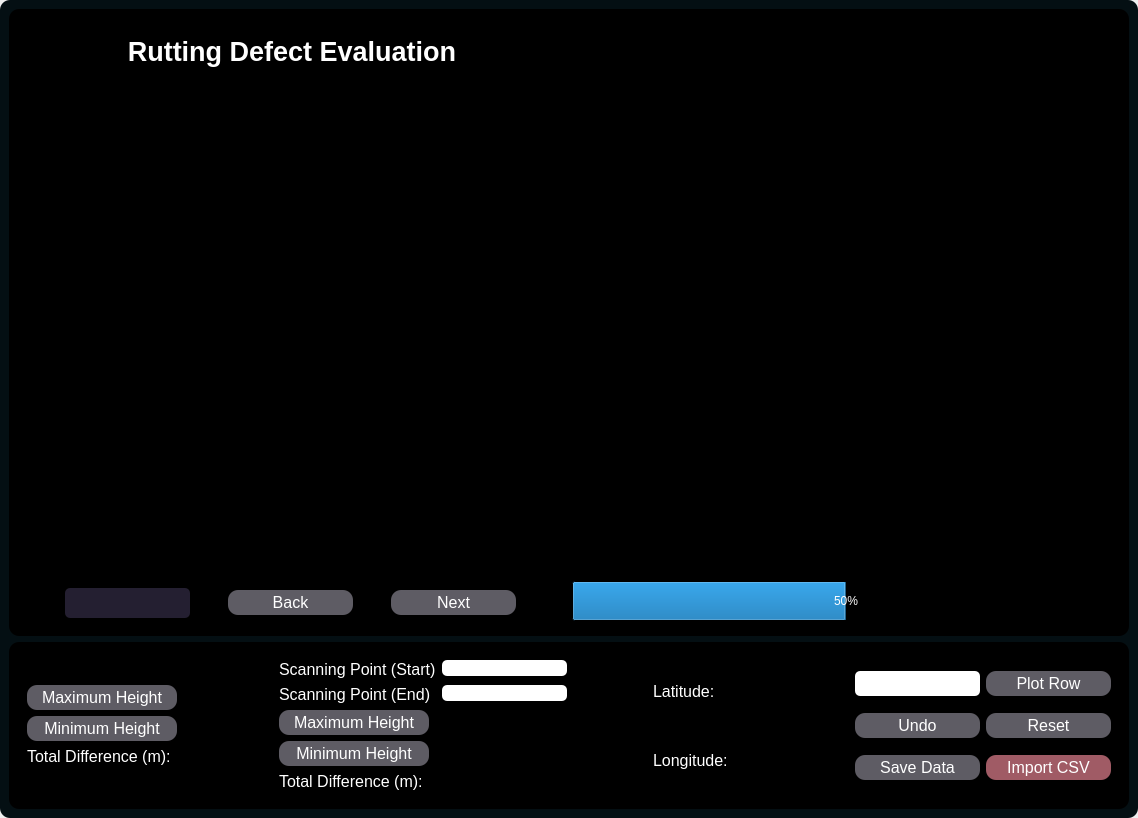
Qt form maingui.ui (Fraulainee/Rutting_UI_Python) before a commit.
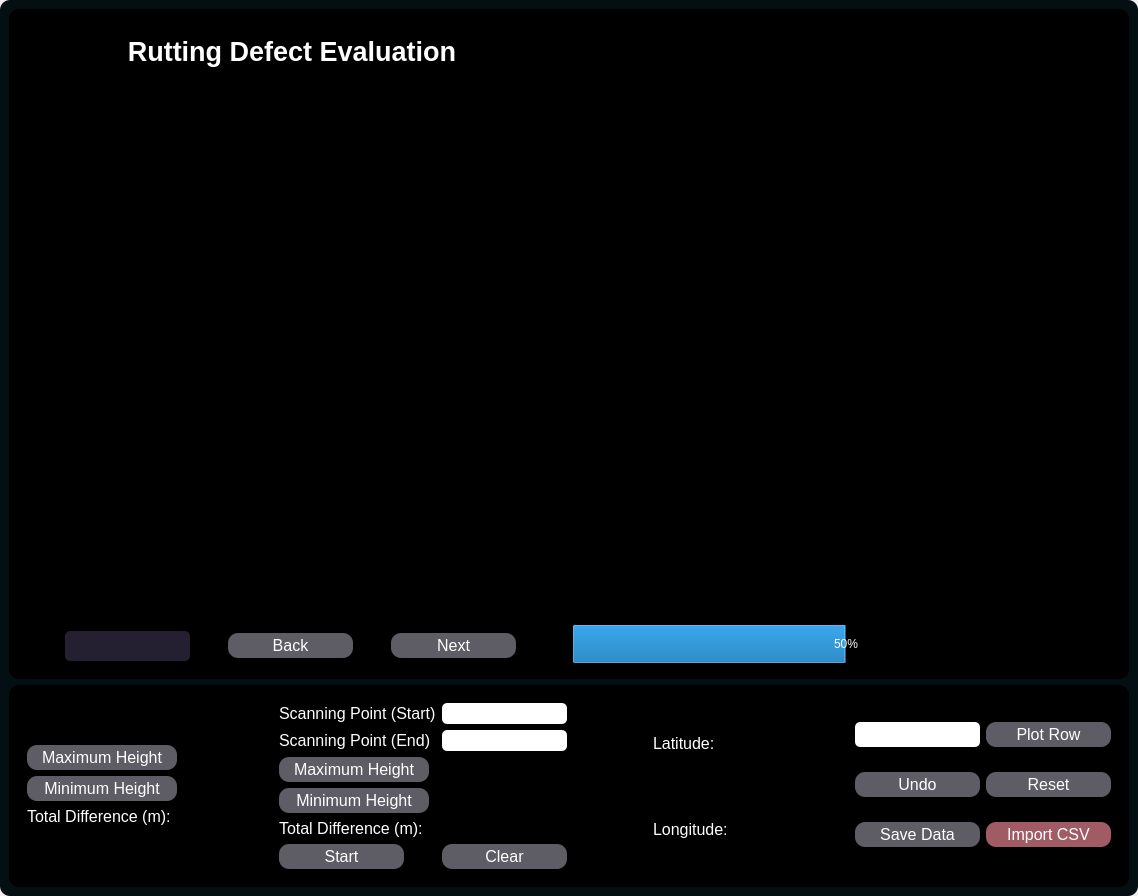
The same form after that commit. Custom widgets are drawn as their Qt base class.

Commit message: added automated markers

Diff of the .ui file:
```diff
--- a/maingui.ui
+++ b/maingui.ui
@@ -7,7 +7,7 @@
     <x>0</x>
     <y>0</y>
     <width>1138</width>
-    <height>818</height>
+    <height>896</height>
    </rect>
   </property>
   <property name="windowTitle">
@@ -580,6 +580,11 @@
               <height>16777215</height>
              </size>
             </property>
+            <property name="font">
+             <font>
+              <pointsize>12</pointsize>
+             </font>
+            </property>
            </widget>
           </item>
           <item row="1" column="0">
@@ -608,10 +613,20 @@
               <height>16777215</height>
              </size>
             </property>
+            <property name="font">
+             <font>
+              <pointsize>12</pointsize>
+             </font>
+            </property>
            </widget>
           </item>
           <item row="2" column="1">
-           <widget class="QLabel" name="label_9">
+           <widget class="QLabel" name="max_automate">
+            <property name="font">
+             <font>
+              <pointsize>12</pointsize>
+             </font>
+            </property>
             <property name="text">
              <string/>
             </property>
@@ -642,7 +657,12 @@
            </widget>
           </item>
           <item row="3" column="1">
-           <widget class="QLabel" name="label_10">
+           <widget class="QLabel" name="min_automate">
+            <property name="font">
+             <font>
+              <pointsize>12</pointsize>
+             </font>
+            </property>
             <property name="text">
              <string/>
             </property>
@@ -661,7 +681,12 @@
            </widget>
           </item>
           <item row="4" column="1">
-           <widget class="QLabel" name="label_11">
+           <widget class="QLabel" name="total_automate">
+            <property name="font">
+             <font>
+              <pointsize>12</pointsize>
+             </font>
+            </property>
             <property name="text">
              <string/>
             </property>
@@ -691,6 +716,54 @@
             </property>
            </widget>
           </item>
+          <item row="5" column="0">
+           <widget class="QPushButton" name="startbtn">
+            <property name="minimumSize">
+             <size>
+              <width>125</width>
+              <height>25</height>
+             </size>
+            </property>
+            <property name="maximumSize">
+             <size>
+              <width>125</width>
+              <height>25</height>
+             </size>
+            </property>
+            <property name="font">
+             <font>
+              <pointsize>12</pointsize>
+             </font>
+            </property>
+            <property name="text">
+             <string>Start</string>
+            </property>
+           </widget>
+          </item>
+          <item row="5" column="1">
+           <widget class="QPushButton" name="clearbtn">
+            <property name="minimumSize">
+             <size>
+              <width>125</width>
+              <height>25</height>
+             </size>
+            </property>
+            <property name="maximumSize">
+             <size>
+              <width>125</width>
+              <height>25</height>
+             </size>
+            </property>
+            <property name="font">
+             <font>
+              <pointsize>12</pointsize>
+             </font>
+            </property>
+            <property name="text">
+             <string>Clear</string>
+            </property>
+           </widget>
+          </item>
          </layout>
         </widget>
        </item>
```
Left out of the diff: 2 changed lines with no effect on the pictures. The commit also changes 2 other files.
